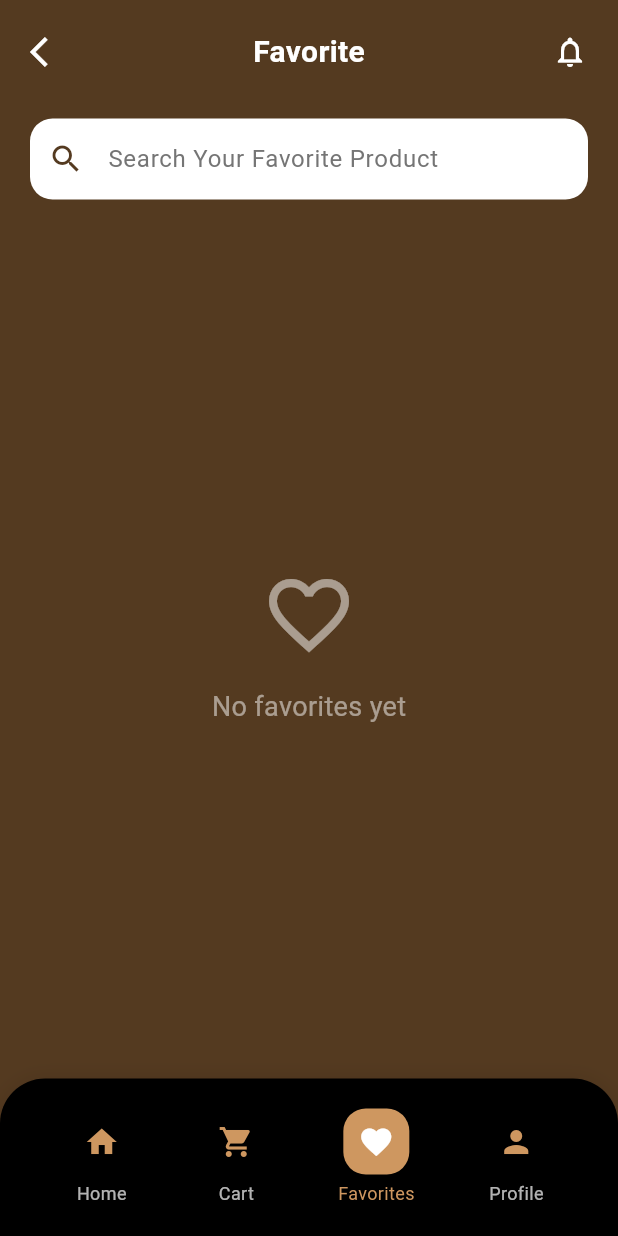
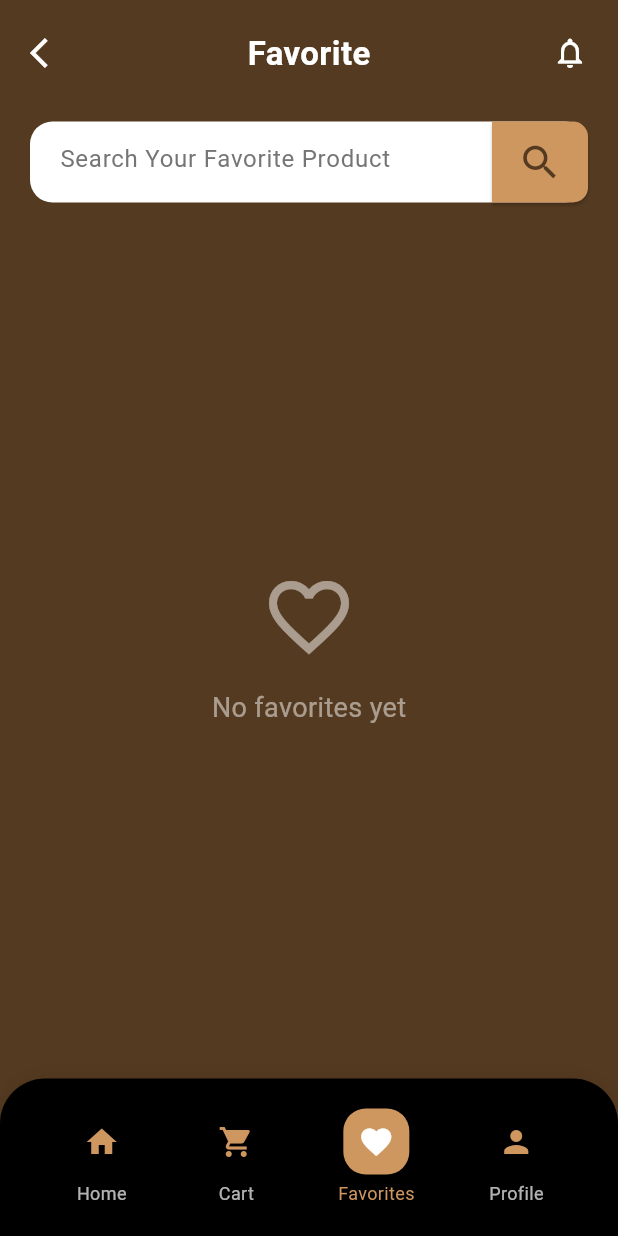
Before and after one commit to AymanAltairi73/CupCraft-Modern-Coffee-Shop-App, a Flutter app: the FavoriteScreen screen opened by its route, on a phone screen of 412 x 824 dp. Run offline on Flutter 3.47's test engine with Material 3 defaults, Android fonts, the phone set to English and light mode, and no system bars; our stand-ins replace font_awesome_flutter, smooth_page_indicator; Roboto replaces fonts that are missing (Montserrat).

Commit message:
feat: Enhance UI of home and favorite screens
- Centered the "Search coming soon!" text in the SnackBar on the HomeScreen.
- Improved the UI of the FavoriteScreen, including the app bar, search bar with a new search button, and favorite coffee list display.

```diff
--- a/lib/Presentation/pages/favorite_screen.dart
+++ b/lib/Presentation/pages/favorite_screen.dart
@@ -4,7 +4,7 @@ import '../../core/utility/navigation_helper.dart';
 import '../widgets/custom_bottom_nav_bar.dart';
 
 class FavoriteScreen extends StatefulWidget {
-   final List<Coffee> coffeeList;
+  final List<Coffee> coffeeList;
   final Function(Coffee) onFavoriteChanged;
 
   const FavoriteScreen({
@@ -23,7 +23,8 @@ class _FavoriteScreenState extends State<FavoriteScreen> {
 
   @override
   Widget build(BuildContext context) {
- final favoriteCoffees = widget.coffeeList.where((coffee) => coffee.isFavorite).toList();
+    final favoriteCoffees =
+        widget.coffeeList.where((coffee) => coffee.isFavorite).toList();
     return Scaffold(
       backgroundColor: const Color(0xFF543A20),
       body: SafeArea(
@@ -32,22 +33,15 @@ class _FavoriteScreenState extends State<FavoriteScreen> {
             _buildAppBar(),
             _buildSearchBar(),
             Expanded(
-              child: favoriteCoffees.isEmpty
-                  ? _buildEmptyState()
-                  : _buildFavoritesList(favoriteCoffees),
+              child:
+                  favoriteCoffees.isEmpty
+                      ? _buildEmptyState()
+                      : _buildFavoritesList(favoriteCoffees),
             ),
-            // CustomBottomNavBar(
-            //   selectedIndex: _selectedIndex,
-            //   onItemSelected: (index) {
-            //     if (index != _selectedIndex) {
-            //       setState(() {});
-            //     }
-            //   },
-            // ),
           ],
         ),
       ),
-        bottomNavigationBar: CustomBottomNavBar(
+      bottomNavigationBar: CustomBottomNavBar(
         selectedIndex: _selectedIndex,
         onItemSelected: (index) {
           NavigationHelper.navigateToPage(
@@ -58,7 +52,6 @@ class _FavoriteScreenState extends State<FavoriteScreen> {
           );
         },
       ),
-
     );
   }
 
@@ -70,16 +63,13 @@ class _FavoriteScreenState extends State<FavoriteScreen> {
         children: [
           GestureDetector(
             onTap: () => Navigator.pop(context),
-            child: const Icon(
-              Icons.arrow_back_ios,
-              color: Colors.white,
-            ),
+            child: const Icon(Icons.arrow_back_ios, color: Colors.white),
           ),
           const Text(
             'Favorite',
             style: TextStyle(
               color: Colors.white,
-              fontSize: 20,
+              fontSize: 22,
               fontWeight: FontWeight.bold,
             ),
           ),
@@ -87,10 +77,7 @@ class _FavoriteScreenState extends State<FavoriteScreen> {
             onTap: () {
               Navigator.pushNamed(context, '/notification');
             },
-            child: const Icon(
-              Icons.notifications_none,
-              color: Colors.white,
-            ),
+            child: const Icon(Icons.notifications_none, color: Colors.white),
           ),
         ],
       ),
@@ -110,9 +97,32 @@ class _FavoriteScreenState extends State<FavoriteScreen> {
           decoration: InputDecoration(
             hintText: 'Search Your Favorite Product',
             hintStyle: TextStyle(color: Colors.grey[600]),
-            prefixIcon: const Icon(Icons.search, color: Color(0xFF543A20)),
+            suffixIcon: Container(
+              //margin: const EdgeInsets.all(5),
+              child: ElevatedButton(
+                onPressed: () {},
+                style: ElevatedButton.styleFrom(
+                  backgroundColor: const Color(0xFFCE9760),
+                  padding: const EdgeInsets.all(12),
+                  shape: const RoundedRectangleBorder(
+                    borderRadius: BorderRadius.only(
+                      topRight: Radius.circular(10),
+                      bottomRight: Radius.circular(10),
+                    ),
+                  ),
+                ),
+                child: const Icon(
+                  Icons.search_sharp,
+                  color: Color(0xFF543A20),
+                  size: 30,
+                ),
+              ),
+            ),
             border: InputBorder.none,
-            contentPadding: const EdgeInsets.symmetric(horizontal: 20, vertical: 15),
+            contentPadding: const EdgeInsets.symmetric(
+              horizontal: 20,
+              vertical: 13,
+            ),
           ),
         ),
       ),
@@ -174,10 +184,7 @@ class _FavoriteScreenState extends State<FavoriteScreen> {
               children: [
                 Expanded(
                   child: Center(
-                    child: Image.asset(
-                      coffee.image,
-                      fit: BoxFit.cover,
-                    ),
+                    child: Image.asset(coffee.image, fit: BoxFit.cover),
                   ),
                 ),
                 const SizedBox(height: 10),
@@ -222,11 +229,7 @@ class _FavoriteScreenState extends State<FavoriteScreen> {
                   coffee.isFavorite = !coffee.isFavorite;
                 });
               },
-              child: const Icon(
-                Icons.favorite,
-                color: Colors.red,
-                size: 24,
-              ),
+              child: const Icon(Icons.favorite, color: Colors.red, size: 24),
             ),
           ),
         ],
--- a/lib/Presentation/pages/home_screen.dart
+++ b/lib/Presentation/pages/home_screen.dart
@@ -129,7 +129,7 @@ class _HomeScreenState extends State<HomeScreen> {
             icon: const Icon(Icons.search, color: Colors.white, size: 25),
             onPressed: () {
               ScaffoldMessenger.of(context).showSnackBar(
-                const SnackBar(content: Text('Search coming soon!')),
+                const SnackBar(content: Center(child: Text('Search coming soon!'))),
               );
             },
           ),
```
